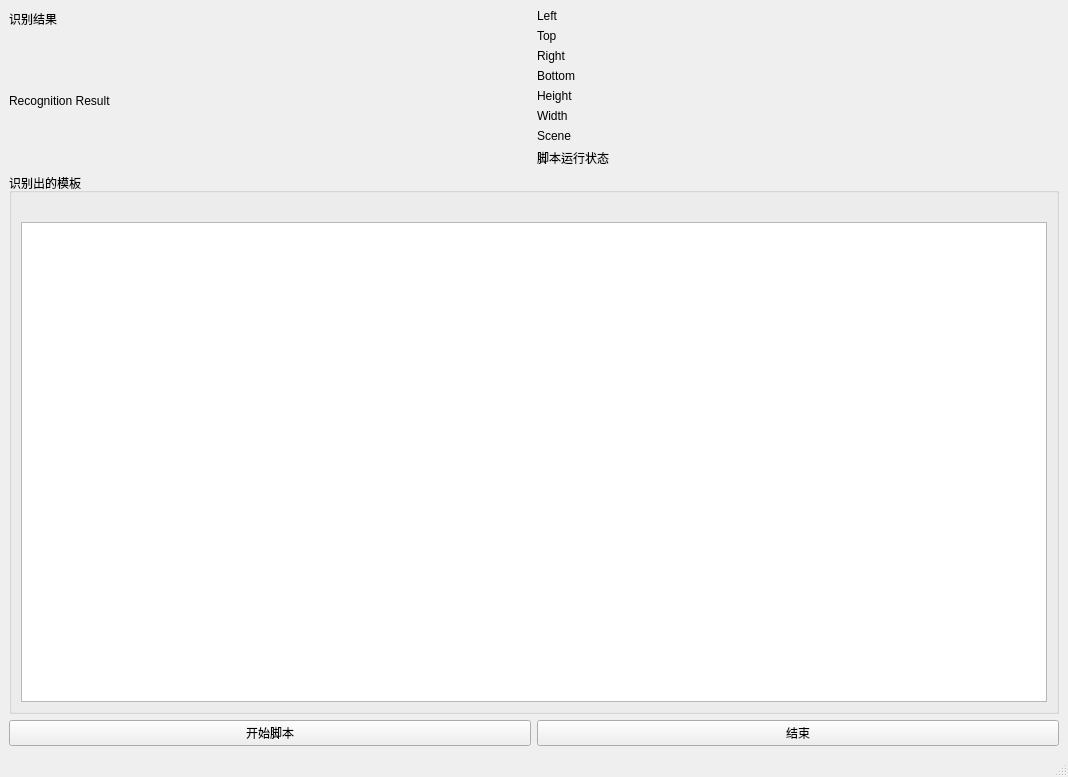
Above: view/design/ui/main_window.ui from Connorshen/OnmyojiScript before the change. Below: the same form after it.
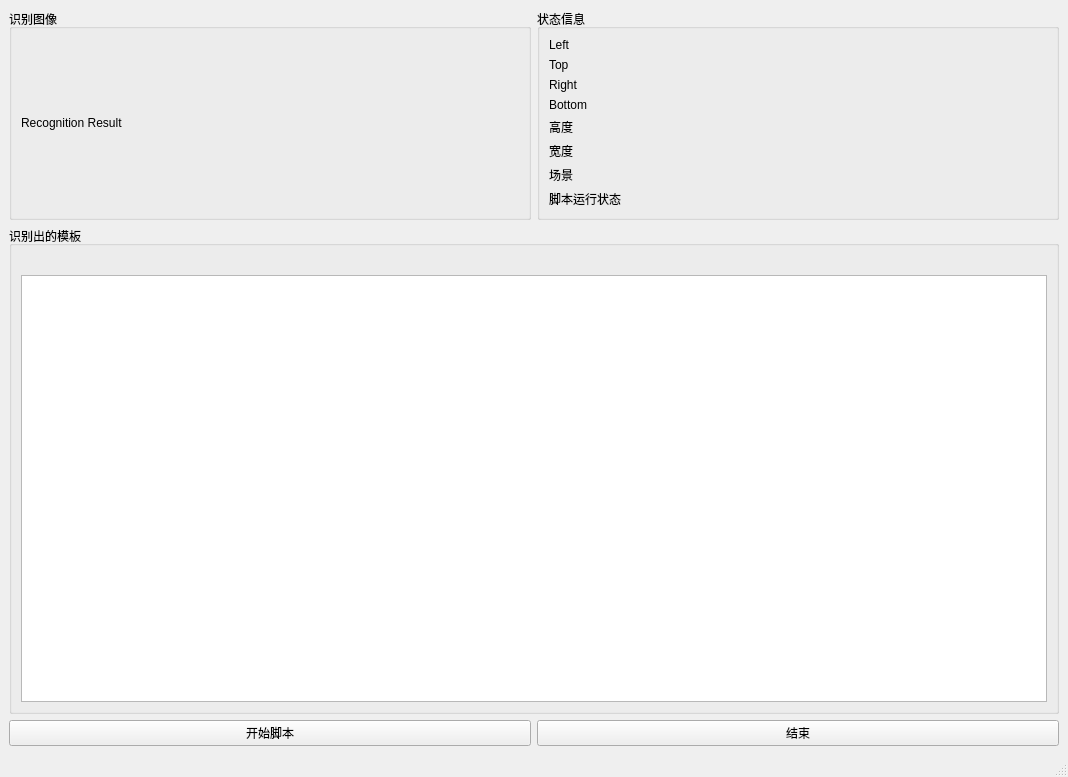
That is the form after the change.

What changed in the file:
```diff
--- a/view/design/ui/main_window.ui
+++ b/view/design/ui/main_window.ui
@@ -18,20 +18,11 @@
     <item>
      <layout class="QHBoxLayout" name="top">
       <item>
-       <layout class="QVBoxLayout" name="verticalLayout_5">
-        <item>
-         <widget class="QLabel" name="label_4">
-          <property name="maximumSize">
-           <size>
-            <width>16777215</width>
-            <height>20</height>
-           </size>
-          </property>
-          <property name="text">
-           <string>识别结果</string>
-          </property>
-         </widget>
-        </item>
+       <widget class="QGroupBox" name="verticalGroupBox">
+        <property name="title">
+         <string>识别图像</string>
+        </property>
+        <layout class="QVBoxLayout" name="verticalLayout_2">
         <item>
          <widget class="QLabel" name="recognition_lb">
           <property name="text">
@@ -40,7 +31,14 @@
          </widget>
         </item>
        </layout>
+       </widget>
       </item>
+      <item>
+       <widget class="QGroupBox" name="verticalGroupBox">
+        <property name="title">
+         <string>状态信息</string>
+        </property>
+        <layout class="QVBoxLayout" name="verticalLayout_4">
       <item>
        <layout class="QGridLayout" name="video_info">
         <item row="0" column="1">
@@ -60,7 +58,7 @@
         <item row="6" column="0">
          <widget class="QLabel" name="label_5">
           <property name="text">
-           <string>Scene</string>
+              <string>场景</string>
           </property>
          </widget>
         </item>
@@ -102,7 +100,7 @@
         <item row="4" column="0">
          <widget class="QLabel" name="label_7">
           <property name="text">
-           <string>Height</string>
+              <string>高度</string>
           </property>
          </widget>
         </item>
@@ -137,7 +135,7 @@
         <item row="5" column="0">
          <widget class="QLabel" name="label_10">
           <property name="text">
-           <string>Width</string>
+              <string>宽度</string>
           </property>
          </widget>
         </item>
@@ -156,6 +154,9 @@
          </widget>
         </item>
        </layout>
+         </item>
+        </layout>
+       </widget>
       </item>
      </layout>
     </item>
```
Lines whose indentation alone changed are shown as unchanged.
